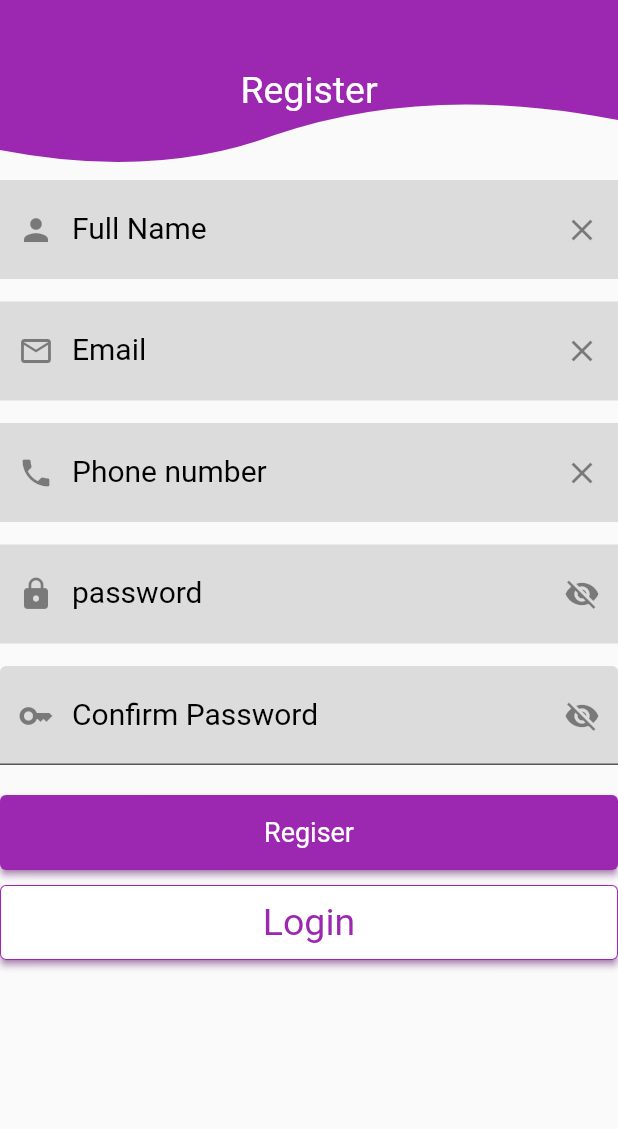
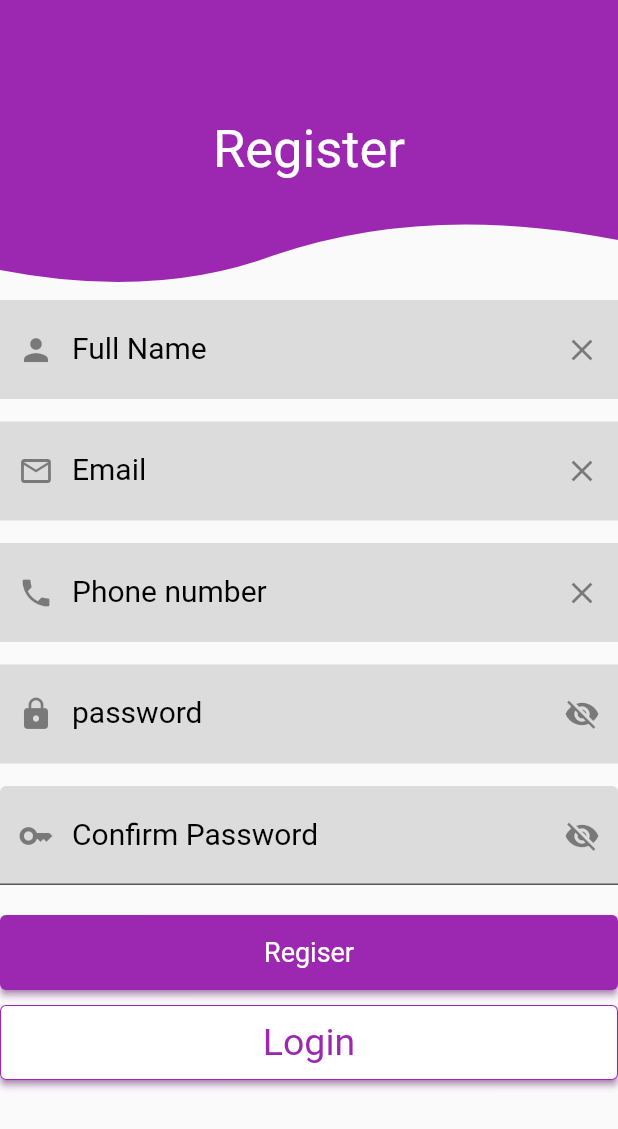
Before and after one commit to Ahmed-Hany-saad/Form, a Flutter app: the screen it shows after launch, on a phone screen of 412 x 824 dp. Shown: the top 1129 px of the screen. Run offline on Flutter 3.47's test engine with Material 2 defaults, Android fonts, the phone set to English and light mode, and no system bars; our stand-ins replace flutter_custom_clippers; missing offline and left inert: dart:html.

Commit message:
Update main.dart

```diff
--- a/lib/main.dart
+++ b/lib/main.dart
@@ -53,13 +53,13 @@ class _MyHomePageState extends State<MyHomePage> {
         children: [
           ClipPath(
             clipper: WaveClipperTwo(),
-            child: Container(
-              height: 120,
+           child: Container(
+              height: 200,
               color: Colors.purple,
               child: Center(
                 child: Text(
                   "Register",
-                  style: TextStyle(fontSize: 25, color: Colors.white),
+                  style: TextStyle(fontSize: 35, color: Colors.white),
                 ),
               ),
             ),
```
